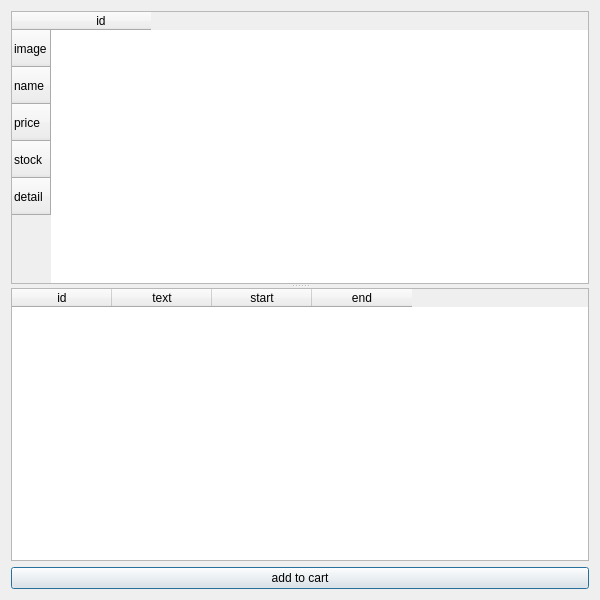
First picture: the form in client/productdialog.ui, repository gitjip/microtrade, before the edit.
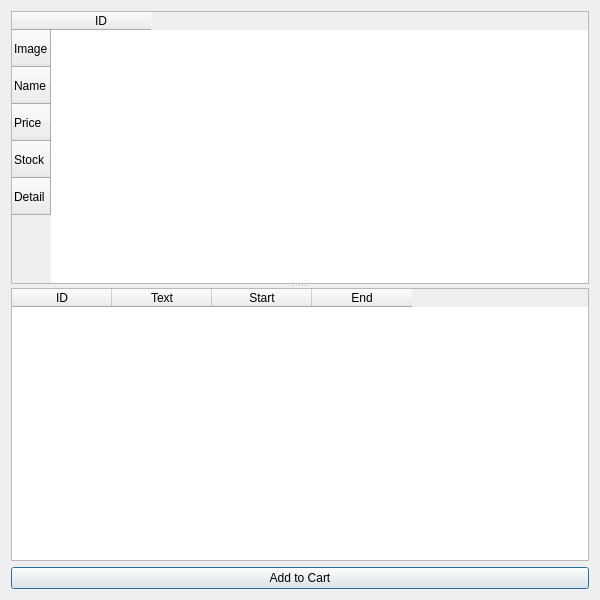
Second picture: the form after the edit.

```diff
--- a/client/productdialog.ui
+++ b/client/productdialog.ui
@@ -37,54 +37,54 @@
       </attribute>
       <row>
        <property name="text">
-        <string>image</string>
+        <string>Image</string>
        </property>
       </row>
       <row>
        <property name="text">
-        <string>name</string>
+        <string>Name</string>
        </property>
       </row>
       <row>
        <property name="text">
-        <string>price</string>
+        <string>Price</string>
        </property>
       </row>
       <row>
        <property name="text">
-        <string>stock</string>
+        <string>Stock</string>
        </property>
       </row>
       <row>
        <property name="text">
-        <string>detail</string>
+        <string>Detail</string>
        </property>
       </row>
       <column>
        <property name="text">
-        <string>id</string>
+        <string>ID</string>
        </property>
       </column>
      </widget>
      <widget class="QTableWidget" name="promTableWidget">
       <column>
        <property name="text">
-        <string>id</string>
+        <string>ID</string>
        </property>
       </column>
       <column>
        <property name="text">
-        <string>text</string>
+        <string>Text</string>
        </property>
       </column>
       <column>
        <property name="text">
-        <string>start</string>
+        <string>Start</string>
        </property>
       </column>
       <column>
        <property name="text">
-        <string>end</string>
+        <string>End</string>
        </property>
       </column>
      </widget>
@@ -93,7 +93,7 @@
    <item row="1" column="0">
     <widget class="QPushButton" name="addToCartPushButton">
      <property name="text">
-      <string>add to cart</string>
+      <string>Add to Cart</string>
      </property>
     </widget>
    </item>
```
